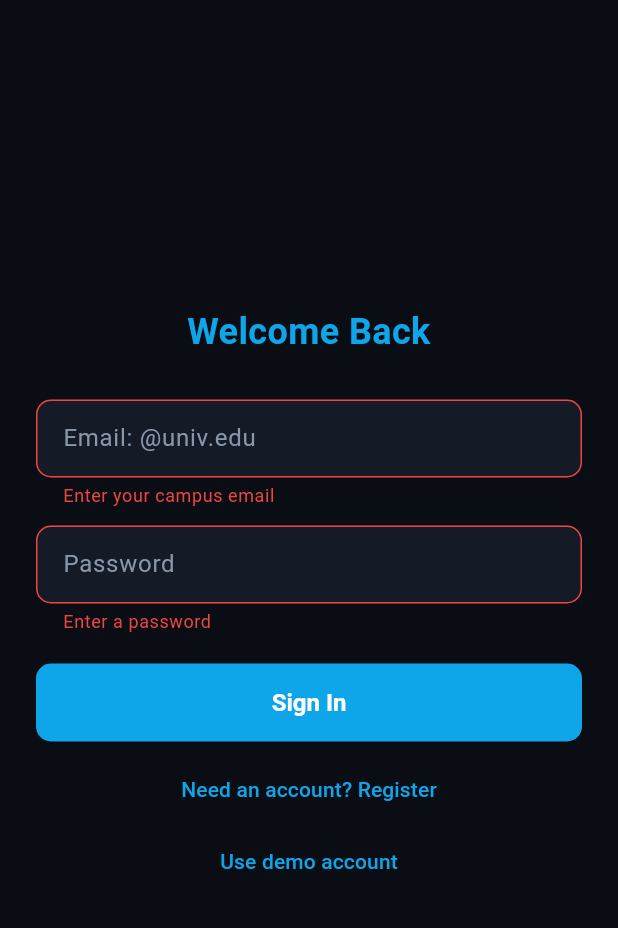
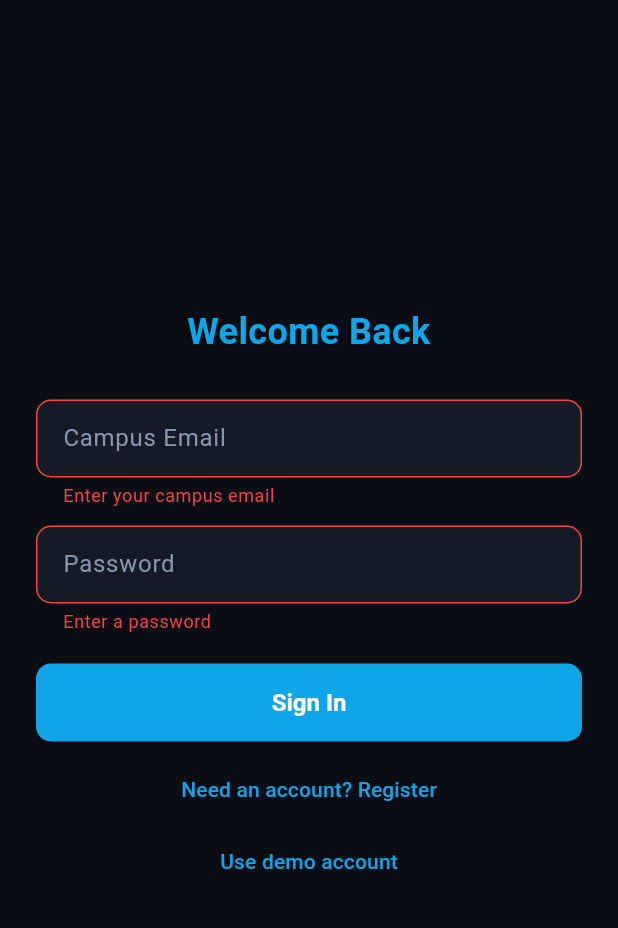
Before and after one commit to qenwentian/mobileassignment, a Flutter app: the screen it shows after launch, after a tap on "Sign In", on a phone screen of 412 x 824 dp, the part 58-986 px from its top. Run offline on Flutter 3.47's test engine with Material 3 defaults, Android fonts, the phone set to English and light mode, and no system bars; accounts and stored records are empty.

Commit message:
campus email and map layout

```diff
--- a/lib/viewmodels/auth_viewmodel.dart
+++ b/lib/viewmodels/auth_viewmodel.dart
@@ -22,10 +22,17 @@ class AuthViewModel extends ChangeNotifier {
   String get demoCode => AuthService.demoCode;
 
   // ---- Validation (kept out of the widgets) ----
-  static final _emailRe = RegExp(r'^[\w.+-]+@univ\.edu$', caseSensitive: false);
+  static const _emailAtom = r"[a-z0-9!#$%&'*+/=?^_`{|}~-]+";
+  static final _emailRe = RegExp(
+    '^$_emailAtom(?:\\.$_emailAtom)*@'
+    r'(?:[a-z0-9](?:[a-z0-9-]{0,61}[a-z0-9])?\.)+'
+    r'(?:edu(?:\.[a-z]{2})?|ac\.[a-z]{2})$',
+    caseSensitive: false,
+  );
   String? validateEmail(String? v) {
-    if (v == null || v.trim().isEmpty) return 'Enter your campus email';
-    if (!_emailRe.hasMatch(v.trim())) return 'Use your @univ.edu email';
+    final email = v?.trim() ?? '';
+    if (email.isEmpty) return 'Enter your campus email';
+    if (!_emailRe.hasMatch(email)) return 'Use a valid campus email';
     return null;
   }
 
--- a/lib/views/login_screen.dart
+++ b/lib/views/login_screen.dart
@@ -65,8 +65,7 @@ class _LoginScreenState extends State<LoginScreen> {
                   TextFormField(
                     controller: _email,
                     keyboardType: TextInputType.emailAddress,
-                    decoration:
-                        const InputDecoration(hintText: 'Email: @univ.edu'),
+                    decoration: const InputDecoration(hintText: 'Campus Email'),
                     validator: auth.validateEmail,
                   ),
                   const SizedBox(height: 12),
--- a/lib/views/signup_screen.dart
+++ b/lib/views/signup_screen.dart
@@ -90,8 +90,7 @@ class _SignUpScreenState extends State<SignUpScreen> {
           TextFormField(
             controller: _email,
             keyboardType: TextInputType.emailAddress,
-            decoration:
-                const InputDecoration(hintText: 'Campus Email (@univ.edu)'),
+            decoration: const InputDecoration(hintText: 'Campus Email'),
             validator: auth.validateEmail,
           ),
           const SizedBox(height: 12),
```
Also changed, not shown: lib/views/map_screen.dart (+11 -0 lines), 1 other file.
